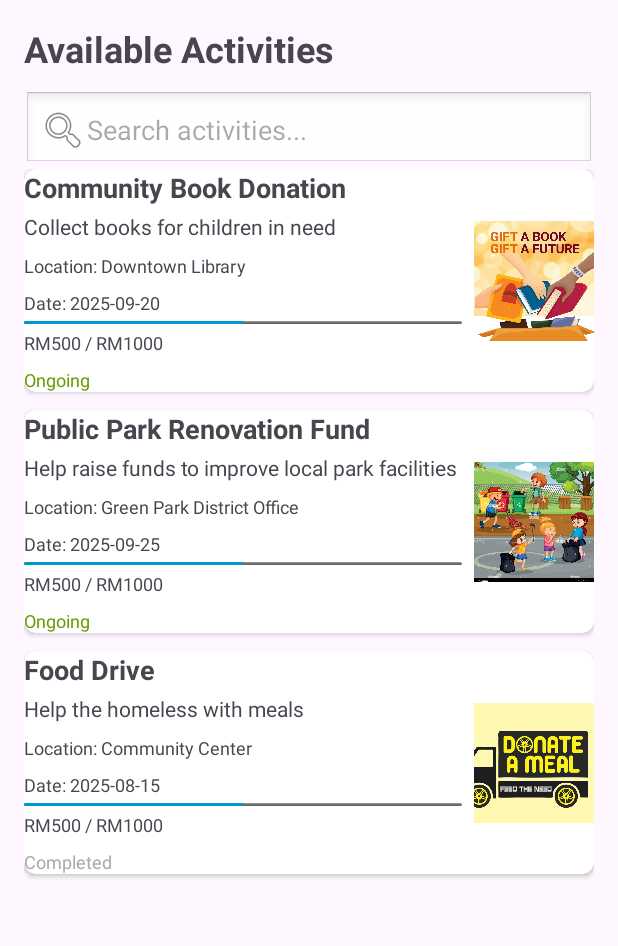
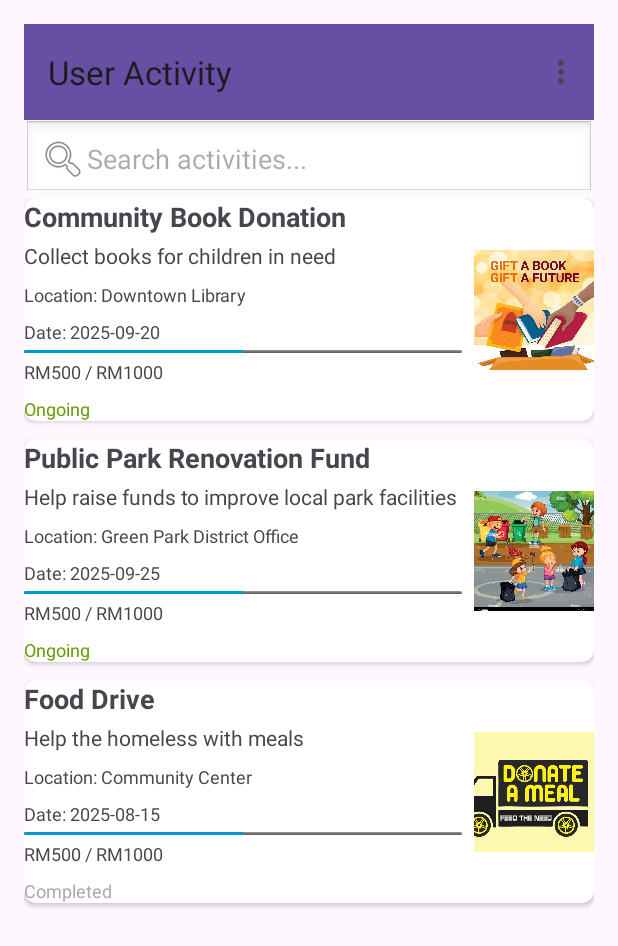
Before and after one commit to pgm789/GrpMobile, an Android app: the UserActivity screen opened directly, with no data from a screen before it, on a phone screen of 412 x 824 dp. Shown: the top 946 px of the screen. Run offline under Robolectric (Android 15) with nearby library versions, the phone set to English and light mode, and no system bars.

Commit message:
Initial commit

```diff
--- a/app/src/main/AndroidManifest.xml
+++ b/app/src/main/AndroidManifest.xml
@@ -24,6 +24,8 @@
         <activity android:name=".UserActivity" />
         <activity android:name=".RegistrationActivity" />
         <activity android:name=".AdminActivity" />
+        <activity android:name=".AboutActivity" />
+
 
     </application>
 
--- a/app/src/main/java/com/example/grpmobile/UserActivity.java
+++ b/app/src/main/java/com/example/grpmobile/UserActivity.java
@@ -4,8 +4,12 @@ import android.content.Intent;
 import android.os.Bundle;
 import android.text.Editable;
 import android.text.TextWatcher;
+import android.view.Menu;
+import android.view.MenuItem;
 import android.widget.EditText;
+import android.widget.Toast;
 import androidx.appcompat.app.AppCompatActivity;
+import androidx.appcompat.widget.Toolbar;
 import androidx.recyclerview.widget.LinearLayoutManager;
 import androidx.recyclerview.widget.RecyclerView;
 
@@ -23,6 +27,10 @@ public class UserActivity extends AppCompatActivity {
     protected void onCreate(Bundle savedInstanceState) {
         super.onCreate(savedInstanceState);
         setContentView(R.layout.activity_user);  // Set the layout for this activity
+
+        // Initialize the toolbar
+        Toolbar toolbar = findViewById(R.id.toolbar);
+        setSupportActionBar(toolbar);  // Set the toolbar as the ActionBar
 
         // Initialize views
         etSearch = findViewById(R.id.etSearch);  // Search bar for filtering activities
@@ -107,4 +115,38 @@ public class UserActivity extends AppCompatActivity {
         }
         activityAdapter.updateList(filtered);  // Update the RecyclerView with the filtered list
     }
+
+    // Inflate the menu
+    @Override
+    public boolean onCreateOptionsMenu(Menu menu) {
+        getMenuInflater().inflate(R.menu.toolbar_menu, menu);  // Inflate the menu from XML
+        return true;
+    }
+
+    // Handle item selection from the menu
+    @Override
+    public boolean onOptionsItemSelected(MenuItem item) {
+        int itemId = item.getItemId(); // Get the item ID
+
+        if (itemId == R.id.menu_about_us) {
+            // Handle "About Us" option
+            Intent aboutUsIntent = new Intent(UserActivity.this, AboutActivity.class);
+            startActivity(aboutUsIntent);
+            return true;
+        } else if (itemId == R.id.menu_logout) {
+            // Handle "Logout" option
+            Toast.makeText(this, "Logging out...", Toast.LENGTH_SHORT).show();
+
+            // Navigate to LoginActivity when logging out
+            Intent loginIntent = new Intent(UserActivity.this, LoginActivity.class);
+            startActivity(loginIntent);
+
+            // Optionally, you can also clear the current activity stack so the user cannot return to the UserActivity by pressing back
+            finishAffinity();  // This will close all activities in the stack
+
+            return true;
+        } else {
+            return super.onOptionsItemSelected(item);
+        }
+    }
 }
--- a/app/src/main/res/layout/activity_user.xml
+++ b/app/src/main/res/layout/activity_user.xml
@@ -7,18 +7,19 @@
     android:layout_height="match_parent"
     android:padding="16dp">
 
-    <TextView
-        android:id="@+id/tvUserTitle"
-        android:layout_width="0dp"
+    <!-- Toolbar for the menu bar -->
+    <androidx.appcompat.widget.Toolbar
+        android:id="@+id/toolbar"
+        android:layout_width="match_parent"
         android:layout_height="wrap_content"
-        android:text="Available Activities"
-        android:textSize="24sp"
-        android:textStyle="bold"
+        android:background="?android:attr/colorPrimary"
+        app:title="User Activity"
+        app:popupTheme="@style/ThemeOverlay.AppCompat.Light"
         app:layout_constraintTop_toTopOf="parent"
         app:layout_constraintStart_toStartOf="parent"
-        app:layout_constraintEnd_toEndOf="parent"
-        android:paddingBottom="12dp"/>
+        app:layout_constraintEnd_toEndOf="parent"/>
 
+    <!-- Search bar -->
     <EditText
         android:id="@+id/etSearch"
         android:layout_width="0dp"
@@ -27,11 +28,12 @@
         android:drawableStart="@android:drawable/ic_menu_search"
         android:padding="10dp"
         android:background="@android:drawable/edit_text"
-        app:layout_constraintTop_toBottomOf="@id/tvUserTitle"
+        app:layout_constraintTop_toBottomOf="@id/toolbar"
         app:layout_constraintStart_toStartOf="parent"
         app:layout_constraintEnd_toEndOf="parent"
         android:layout_marginBottom="12dp"/>
 
+    <!-- RecyclerView to display activities -->
     <androidx.recyclerview.widget.RecyclerView
         android:id="@+id/recyclerViewActivities"
         android:layout_width="0dp"
--- /dev/null
+++ b/app/src/main/res/menu/toolbar_menu.xml
@@ -0,0 +1,16 @@
+<?xml version="1.0" encoding="utf-8"?>
+<menu xmlns:android="http://schemas.android.com/apk/res/android">
+
+    <item
+        android:id="@+id/menu_about_us"
+        android:title="About Us"
+        android:icon="@drawable/aboutus"
+        android:showAsAction="ifRoom" />
+
+    <item
+        android:id="@+id/menu_logout"
+        android:title="Log Out"
+        android:icon="@drawable/logout"
+        android:showAsAction="ifRoom" />
+
+</menu>
--- a/app/src/main/res/values/strings.xml
+++ b/app/src/main/res/values/strings.xml
@@ -1,3 +1,4 @@
 <resources>
     <string name="app_name">GrpMobile</string>
+    <string name="toolbar_icon">Toolbar Icon</string>
 </resources>
```
Also changed, not shown: app/src/main/java/com/example/grpmobile/AboutActivity.java (added, +32 -0 lines), app/src/main/res/layout/activity_about.xml (added, +48 -0 lines), app/src/main/res/values/colors.xml (+12 -2 lines), app/src/main/res/values/styles.xml (added, +27 -0 lines), app/src/main/res/drawable/aboutus.png (added), app/src/main/res/drawable/logout.png (added), app/src/main/res/drawable/toolbar.png (added).
